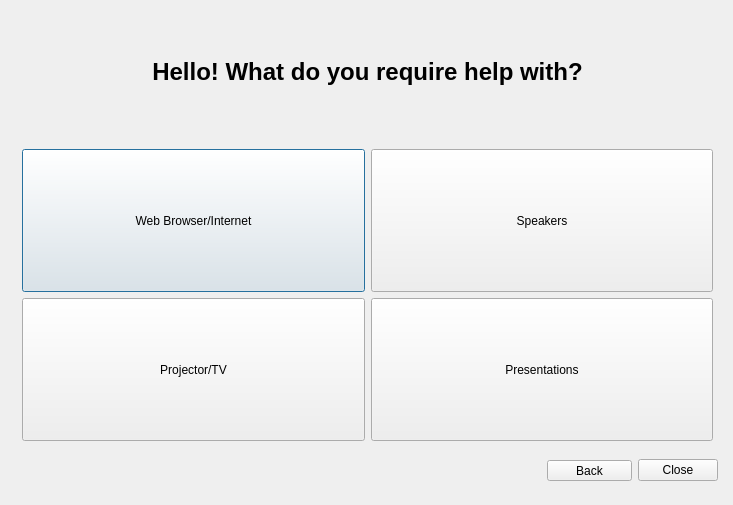
Above: ui/problem_dialog.ui from Atrate/qSchoolHelper before the change. Below: the same form after it.
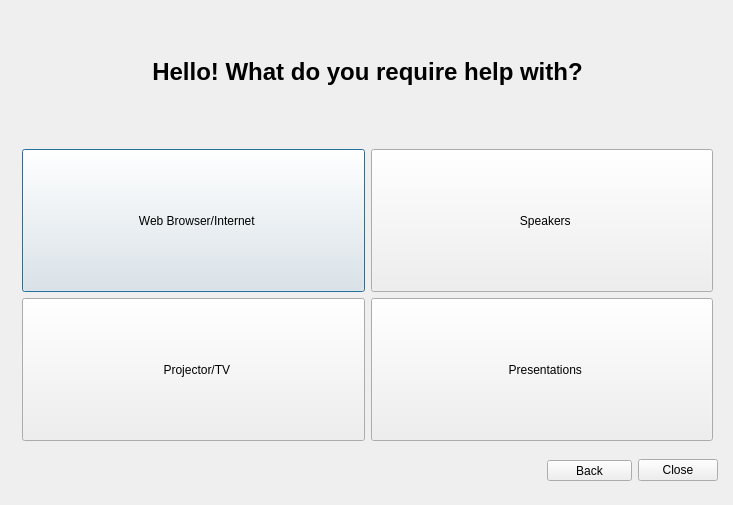
That is the form after the change. The open tabs and pages were chosen to show the change. Icons and pictures are not drawn.

```diff
--- a/ui/problem_dialog.ui
+++ b/ui/problem_dialog.ui
@@ -60,7 +60,7 @@
          </sizepolicy>
         </property>
         <property name="text">
-         <string>Web Browser/Internet</string>
+         <string>  Web Browser/Internet</string>
         </property>
         <property name="icon">
          <iconset resource="resources.qrc">
@@ -83,7 +83,7 @@
          </sizepolicy>
         </property>
         <property name="text">
-         <string>Speakers</string>
+         <string>  Speakers</string>
         </property>
         <property name="icon">
          <iconset resource="resources.qrc">
@@ -113,7 +113,7 @@
          </font>
         </property>
         <property name="text">
-         <string>Projector/TV</string>
+         <string>  Projector/TV</string>
         </property>
         <property name="icon">
          <iconset resource="resources.qrc">
@@ -136,7 +136,7 @@
          </sizepolicy>
         </property>
         <property name="text">
-         <string>Presentations</string>
+         <string>  Presentations</string>
         </property>
         <property name="icon">
          <iconset resource="resources.qrc">
```
Left out of the diff: 2 changed lines with no effect on the pictures.
